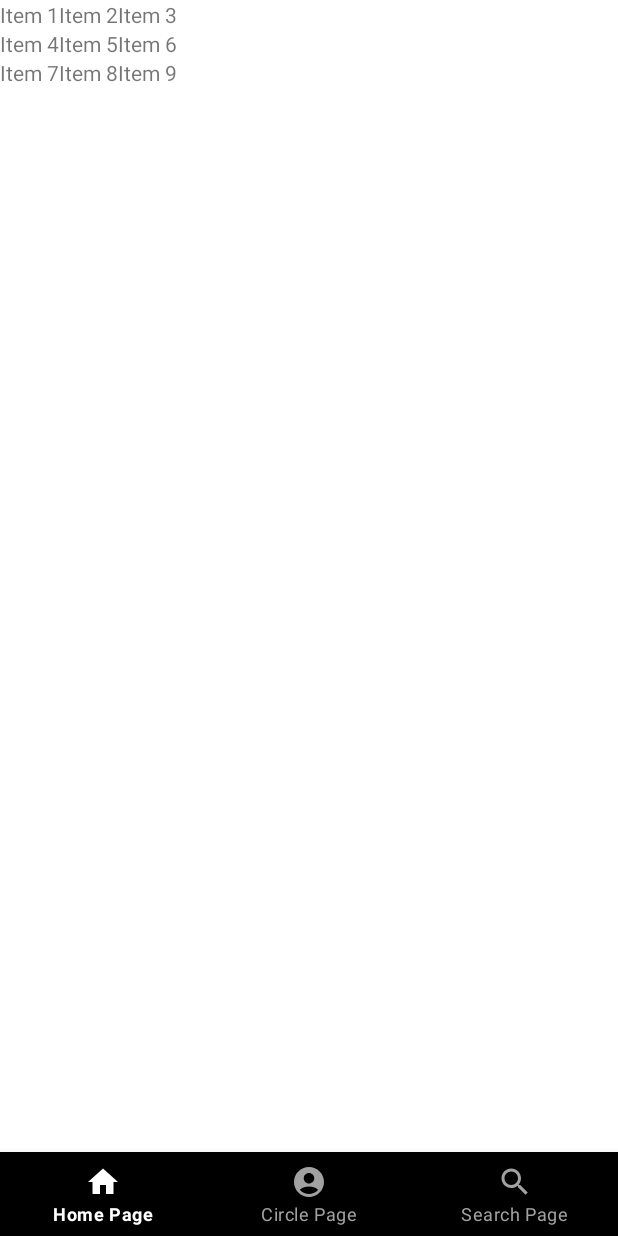
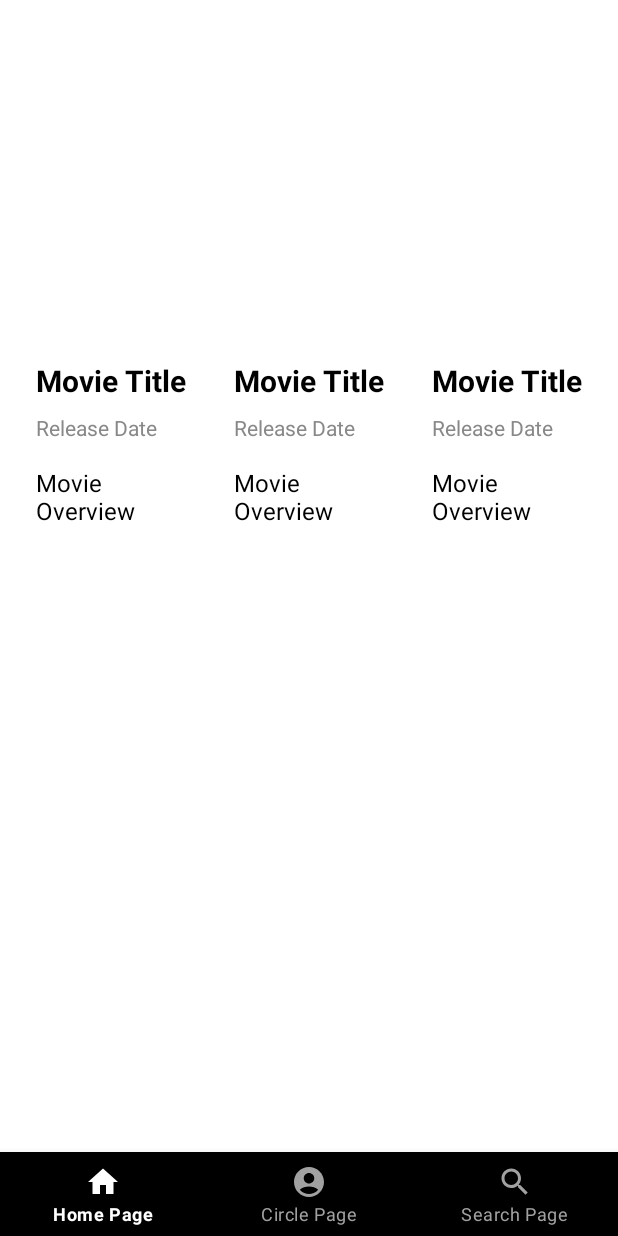
Before and after one commit to Tenkovskaya/Cinema_Wine_Domino, an Android app: the layout activity_home.xml on its own in the app's theme, with its tools: preview values and no code run, on a phone screen of 412 x 824 dp. Run offline under Robolectric (Android 15) with nearby library versions, the light colour scheme and no system bars.

Commit message:
new_version

```diff
--- a/app/build.gradle
+++ b/app/build.gradle
@@ -47,6 +47,8 @@ dependencies {
     implementation 'androidx.navigation:navigation-ui-ktx:2.5.3'
     testImplementation 'junit:junit:4.13.2'
     androidTestImplementation 'androidx.test.ext:junit:1.1.5'
+
+    //Espresso
     androidTestImplementation 'androidx.test.espresso:espresso-core:3.5.1'
 
     //lottie
@@ -56,4 +58,8 @@ dependencies {
     //retrofit2
     implementation 'com.squareup.retrofit2:retrofit:2.9.0'
     implementation 'com.squareup.retrofit2:converter-gson:2.9.0'
+
+    //RecyclerView
+    implementation 'androidx.recyclerview:recyclerview:1.2.1'
+
 }
--- /dev/null
+++ b/app/src/main/java/com/tenkovskaya/cinema_wine_domino/TheMovieDb/MovieAdapter.kt
@@ -0,0 +1,29 @@
+package com.tenkovskaya.cinema_wine_domino.TheMovieDb
+
+import android.view.LayoutInflater
+import android.view.View
+import android.view.ViewGroup
+import androidx.recyclerview.widget.RecyclerView
+import com.tenkovskaya.cinema_wine_domino.R
+
+class MovieAdapter(private val movies: Unit) : RecyclerView.Adapter<MovieAdapter.ViewHolder>() {
+
+    override fun onCreateViewHolder(parent: ViewGroup, viewType: Int): ViewHolder {
+        val view = LayoutInflater.from(parent.context).inflate(R.layout.item_movie, parent, false)
+        return ViewHolder(view)
+    }
+
+    override fun onBindViewHolder(holder: ViewHolder, position: Int) {
+        val movie = movies[position]
+        holder.bind(movie)
+    }
+
+    override fun getItemCount() = movies.size
+
+    inner class ViewHolder(itemView: View) : RecyclerView.ViewHolder(itemView) {
+
+        fun bind(movie: Movie) {
+            // Настройка отображения информации о фильме в ячейке таблицы
+        }
+    }
+}
--- a/app/src/main/java/com/tenkovskaya/cinema_wine_domino/TheMovieDb/MovieDbService.kt
+++ b/app/src/main/java/com/tenkovskaya/cinema_wine_domino/TheMovieDb/MovieDbService.kt
@@ -6,5 +6,5 @@ import retrofit2.http.Query
 
 interface MovieDbService {
     @GET("movie/popular")
-    fun getPopularMovies(@Query("api_key") apiKey: String): Call<MovieResponse>
+    fun getPopularMovies(@Query("api_key") apiKey: String, language: String, page: Int): Call<MovieResponse>
 }
--- a/app/src/main/java/com/tenkovskaya/cinema_wine_domino/activity/CircleActivity.kt
+++ b/app/src/main/java/com/tenkovskaya/cinema_wine_domino/activity/CircleActivity.kt
@@ -9,7 +9,6 @@ import com.tenkovskaya.cinema_wine_domino.databinding.ActivityCircleBinding
 
 class CircleActivity : AppCompatActivity() {
 
-    lateinit var bottomNavigationView: BottomNavigationView
     lateinit var binding: ActivityCircleBinding
 
     override fun onCreate(savedInstanceState: Bundle?) {
--- a/app/src/main/java/com/tenkovskaya/cinema_wine_domino/activity/HomeActivity.kt
+++ b/app/src/main/java/com/tenkovskaya/cinema_wine_domino/activity/HomeActivity.kt
@@ -3,9 +3,12 @@ package com.tenkovskaya.cinema_wine_domino.activity
 import android.content.Intent
 import androidx.appcompat.app.AppCompatActivity
 import android.os.Bundle
-import com.google.android.material.bottomnavigation.BottomNavigationView
+import android.util.Log
+import androidx.recyclerview.widget.GridLayoutManager
+import androidx.recyclerview.widget.RecyclerView
 import com.tenkovskaya.cinema_wine_domino.Constant
 import com.tenkovskaya.cinema_wine_domino.R
+import com.tenkovskaya.cinema_wine_domino.TheMovieDb.MovieAdapter
 import com.tenkovskaya.cinema_wine_domino.TheMovieDb.MovieDbService
 import com.tenkovskaya.cinema_wine_domino.TheMovieDb.MovieResponse
 import com.tenkovskaya.cinema_wine_domino.databinding.ActivityHomeBinding
@@ -17,8 +20,10 @@ import retrofit2.converter.gson.GsonConverterFactory
 
 class HomeActivity : AppCompatActivity() {
 
-    lateinit var bottomNavigationView: BottomNavigationView
     lateinit var binding: ActivityHomeBinding
+    private lateinit var recyclerView: RecyclerView
+    private lateinit var adapter: MovieAdapter
+
 
     override fun onCreate(savedInstanceState: Bundle?) {
         super.onCreate(savedInstanceState)
@@ -26,6 +31,7 @@ class HomeActivity : AppCompatActivity() {
         setContentView(binding.root)
 
         navigationViewActiv()
+        movieStart()
     }
 
     fun navigationViewActiv() {
@@ -52,30 +58,44 @@ class HomeActivity : AppCompatActivity() {
         }
     }
 
-    fun retrofitStart(){
+    fun movieStart(){
+        recyclerView = findViewById(R.id.recyclerView)
+        recyclerView.layoutManager = GridLayoutManager(this, 3)
+
+        val movies = getMoviesFromApi()
+        val adapter = MovieAdapter(movies)
+        recyclerView.adapter = adapter
+    }
+
+    private fun getMoviesFromApi() {
+        val apiKey = Constant.API_KEY
+        val language = "en-US"
+        val page = 1
 
         val retrofit = Retrofit.Builder()
             .baseUrl(Constant.BASE_URL)
             .addConverterFactory(GsonConverterFactory.create())
             .build()
 
-    val movieDbService = retrofit.create(MovieDbService::class.java)
-    val call = movieDbService.getPopularMovies(Constant.API_KEY)
+        val service = retrofit.create(MovieDbService::class.java)
+        val call = service.getPopularMovies(apiKey, language, page)
 
         call.enqueue(object : Callback<MovieResponse> {
             override fun onResponse(call: Call<MovieResponse>, response: Response<MovieResponse>) {
                 if (response.isSuccessful) {
-                val movies = response.body()?.movies
-                // Do something with the list of movies
+                    val movies = response.body()?.results
+                    // обновляем список фильмов в RecyclerView
+                    adapter.updateList(movies)
                 } else {
-                // Handle the error
+                    Log.e("API_ERROR", "Error: ${response.code()}")
                 }
             }
 
             override fun onFailure(call: Call<MovieResponse>, t: Throwable) {
-            // Handle the failure
+                Log.e("API_ERROR", "Error: ${t.message}")
             }
         })
     }
 
+
 }
--- a/app/src/main/java/com/tenkovskaya/cinema_wine_domino/activity/SearchActivity.kt
+++ b/app/src/main/java/com/tenkovskaya/cinema_wine_domino/activity/SearchActivity.kt
@@ -10,7 +10,6 @@ import com.tenkovskaya.cinema_wine_domino.databinding.ActivitySearchBinding
 
 class SearchActivity : AppCompatActivity() {
 
-    lateinit var bottomNavigationView: BottomNavigationView
     lateinit var binding: ActivitySearchBinding
 
     override fun onCreate(savedInstanceState: Bundle?) {
@@ -45,4 +44,6 @@ class SearchActivity : AppCompatActivity() {
             }
         }
     }
+
+
 }
--- a/app/src/main/res/layout/activity_home.xml
+++ b/app/src/main/res/layout/activity_home.xml
@@ -6,77 +6,16 @@
     android:layout_height="match_parent"
     tools:context=".activity.HomeActivity">
 
-    <GridLayout
+
+    <androidx.recyclerview.widget.RecyclerView
+        android:id="@+id/recyclerView"
         android:layout_width="match_parent"
-        android:layout_height="678dp"
-        android:columnCount="3"
-        android:rowCount="3">
-
-        <TextView
-            android:layout_width="wrap_content"
-            android:layout_height="wrap_content"
-            android:layout_row="0"
-            android:layout_column="0"
-            android:text="Item 1" />
-
-        <TextView
-            android:layout_width="wrap_content"
-            android:layout_height="wrap_content"
-            android:layout_row="0"
-            android:layout_column="1"
-            android:text="Item 2" />
-
-        <TextView
-            android:layout_width="wrap_content"
-            android:layout_height="wrap_content"
-            android:layout_row="0"
-            android:layout_column="2"
-            android:text="Item 3" />
-
-        <TextView
-            android:layout_width="wrap_content"
-            android:layout_height="wrap_content"
-            android:layout_row="1"
-            android:layout_column="0"
-            android:text="Item 4" />
-
-        <TextView
-            android:layout_width="wrap_content"
-            android:layout_height="wrap_content"
-            android:layout_row="1"
-            android:layout_column="1"
-            android:text="Item 5" />
-
-        <TextView
-            android:layout_width="wrap_content"
-            android:layout_height="wrap_content"
-            android:layout_row="1"
-            android:layout_column="2"
-            android:text="Item 6" />
-
-        <TextView
-            android:layout_width="wrap_content"
-            android:layout_height="wrap_content"
-            android:layout_row="2"
-            android:layout_column="0"
-            android:text="Item 7" />
-
-        <TextView
-            android:layout_width="wrap_content"
-            android:layout_height="wrap_content"
-            android:layout_row="2"
-            android:layout_column="1"
-            android:text="Item 8" />
-
-        <TextView
-            android:layout_width="wrap_content"
-            android:layout_height="wrap_content"
-            android:layout_row="2"
-            android:layout_column="2"
-            android:text="Item 9" />
-
-    </GridLayout>
-
+        android:layout_height="match_parent"
+        android:padding="8dp"
+        android:scrollbars="vertical"
+        app:layoutManager="androidx.recyclerview.widget.GridLayoutManager"
+        app:spanCount="3"
+        tools:listitem="@layout/item_movie" />
 
     <com.google.android.material.bottomnavigation.BottomNavigationView
         android:id="@+id/bottom_navigator"
--- /dev/null
+++ b/app/src/main/res/layout/item_movie.xml
@@ -0,0 +1,43 @@
+<LinearLayout xmlns:android="http://schemas.android.com/apk/res/android"
+    android:layout_width="match_parent"
+    android:layout_height="wrap_content"
+    android:orientation="vertical"
+    android:padding="16dp">
+
+    <ImageView
+        android:id="@+id/movie_poster"
+        android:layout_width="match_parent"
+        android:layout_height="200dp"
+        android:scaleType="centerCrop"   />
+<!--        android:src="@drawable/placeholder_image" -->
+
+
+    <TextView
+        android:id="@+id/movie_title"
+        android:layout_width="match_parent"
+        android:layout_height="wrap_content"
+        android:layout_marginTop="16dp"
+        android:text="Movie Title"
+        android:textColor="@color/black"
+        android:textSize="20sp"
+        android:textStyle="bold" />
+
+    <TextView
+        android:id="@+id/movie_release_date"
+        android:layout_width="match_parent"
+        android:layout_height="wrap_content"
+        android:layout_marginTop="8dp"
+        android:text="Release Date"
+        android:textColor="#888888"
+        android:textSize="14sp" />
+
+    <TextView
+        android:id="@+id/movie_overview"
+        android:layout_width="match_parent"
+        android:layout_height="wrap_content"
+        android:layout_marginTop="16dp"
+        android:text="Movie Overview"
+        android:textColor="@color/black"
+        android:textSize="16sp" />
+
+</LinearLayout>
```
Also changed, not shown: app/src/main/java/com/tenkovskaya/cinema_wine_domino/TheMovieDb/MovieResponse.kt (line endings or trailing spaces). Lines whose indentation alone changed are shown as unchanged.
